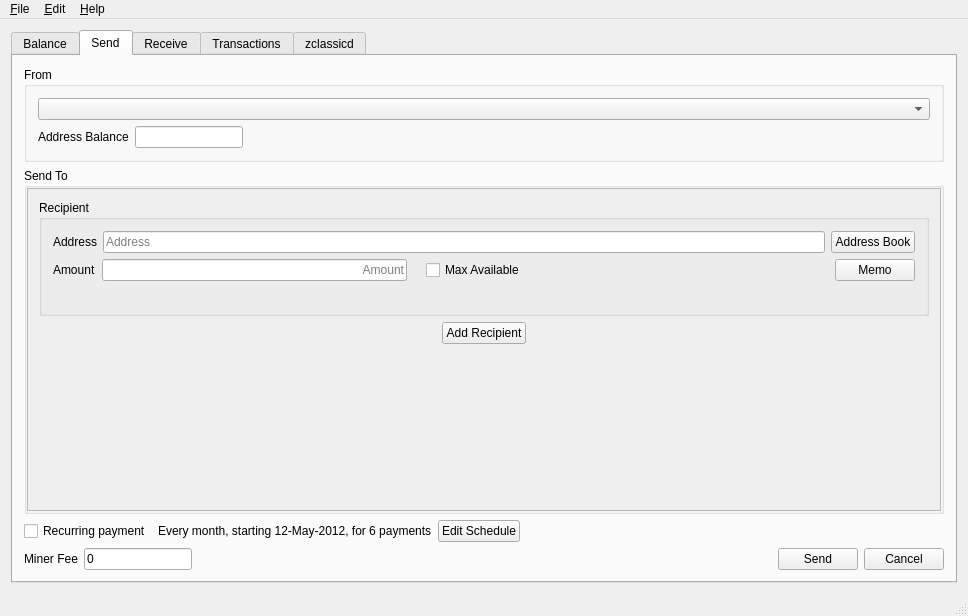
This is src/mainwindow.ui in ZclassicCommunity/zcl-qt-wallet as Qt 5 draws it before an edit. The edited form follows.
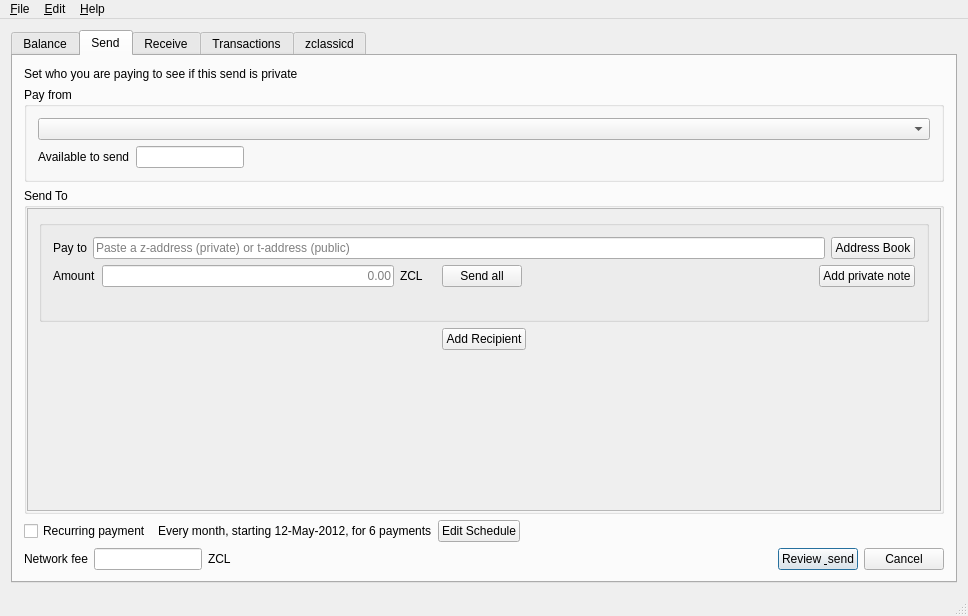
This is the edited form. The open tabs and pages were chosen to show the change. Icons and pictures are not drawn. Custom widgets are drawn as their Qt base class.

Commit message: wallet(send): don't-make-me-think UX redesign (presentation-only)

The edit to the form file:
```diff
--- a/src/mainwindow.ui
+++ b/src/mainwindow.ui
@@ -243,13 +243,23 @@
         <string>Send</string>
        </attribute>
        <layout class="QVBoxLayout" name="verticalLayout_4">
+        <item>
+         <widget class="QLabel" name="sendPrivacyBadge">
+          <property name="text">
+           <string>Set who you are paying to see if this send is private</string>
+          </property>
+          <property name="wordWrap">
+           <bool>true</bool>
+          </property>
+         </widget>
+        </item>
         <item>
          <widget class="QGroupBox" name="groupBox_4">
           <property name="autoFillBackground">
            <bool>false</bool>
           </property>
           <property name="title">
-           <string>From</string>
+           <string>Pay from</string>
           </property>
           <property name="flat">
            <bool>false</bool>
@@ -267,7 +277,7 @@
              <item>
               <widget class="QLabel" name="label_5">
                <property name="text">
-                <string>Address Balance</string>
+                <string>Available to send</string>
                </property>
               </widget>
              </item>
@@ -354,7 +364,10 @@
                <item>
                 <widget class="QGroupBox" name="verticalGroupBox">
                  <property name="title">
-                  <string>Recipient</string>
+                  <string/>
+                 </property>
+                 <property name="flat">
+                  <bool>true</bool>
                  </property>
                  <layout class="QVBoxLayout" name="sendAddressLayout">
                   <item>
@@ -362,14 +375,14 @@
                     <item>
                      <widget class="QLabel" name="label_4">
                       <property name="text">
-                       <string>Address</string>
+                       <string>Pay to</string>
                       </property>
                      </widget>
                     </item>
                     <item>
                      <widget class="QLineEdit" name="Address1">
                       <property name="placeholderText">
-                       <string>Address</string>
+                       <string>Paste a z-address (private) or t-address (public)</string>
                       </property>
                      </widget>
                     </item>
@@ -403,7 +416,14 @@
                        <set>Qt::AlignRight|Qt::AlignTrailing|Qt::AlignVCenter</set>
                       </property>
                       <property name="placeholderText">
-                       <string>Amount</string>
+                       <string>0.00</string>
+                      </property>
+                     </widget>
+                    </item>
+                    <item>
+                     <widget class="QLabel" name="amountUnit1">
+                      <property name="text">
+                       <string>ZCL</string>
                       </property>
                      </widget>
                     </item>
@@ -415,9 +435,12 @@
                      </widget>
                     </item>
                     <item>
-                     <widget class="QCheckBox" name="Max1">
+                     <widget class="QPushButton" name="Max1">
+                      <property name="checkable">
+                       <bool>true</bool>
+                      </property>
                       <property name="text">
-                       <string>Max Available</string>
+                       <string>Send all</string>
                       </property>
                      </widget>
                     </item>
@@ -443,7 +466,7 @@
                        <string/>
                       </property>
                       <property name="text">
-                       <string>Memo</string>
+                       <string>Add private note</string>
                       </property>
                      </widget>
                     </item>
@@ -579,7 +602,7 @@
           <item>
            <widget class="QLabel" name="minerFeeLabel">
             <property name="text">
-             <string>Miner Fee</string>
+             <string>Network fee</string>
             </property>
            </widget>
           </item>
@@ -592,7 +615,14 @@
              </sizepolicy>
             </property>
             <property name="text">
-             <string>0</string>
+             <string/>
+            </property>
+           </widget>
+          </item>
+          <item>
+           <widget class="QLabel" name="feeUnit">
+            <property name="text">
+             <string>ZCL</string>
             </property>
            </widget>
           </item>
@@ -604,9 +634,22 @@
            </widget>
           </item>
           <item>
-           <widget class="QLabel" name="label_17">
+           <spacer name="horizontalSpacer_totals">
+            <property name="orientation">
+             <enum>Qt::Horizontal</enum>
+            </property>
+            <property name="sizeHint" stdset="0">
+             <size>
+              <width>20</width>
+              <height>20</height>
+             </size>
+            </property>
+           </spacer>
+          </item>
+          <item>
+           <widget class="QLabel" name="sendTotalsLine">
             <property name="text">
-             <string notr="true"/>
+             <string/>
             </property>
            </widget>
           </item>
@@ -632,7 +675,10 @@
              </size>
             </property>
             <property name="text">
-             <string>Send</string>
+             <string>Review &amp; send</string>
+            </property>
+            <property name="default">
+             <bool>true</bool>
             </property>
             <property name="flat">
              <bool>false</bool>
```
The commit also changes 4 other files.
